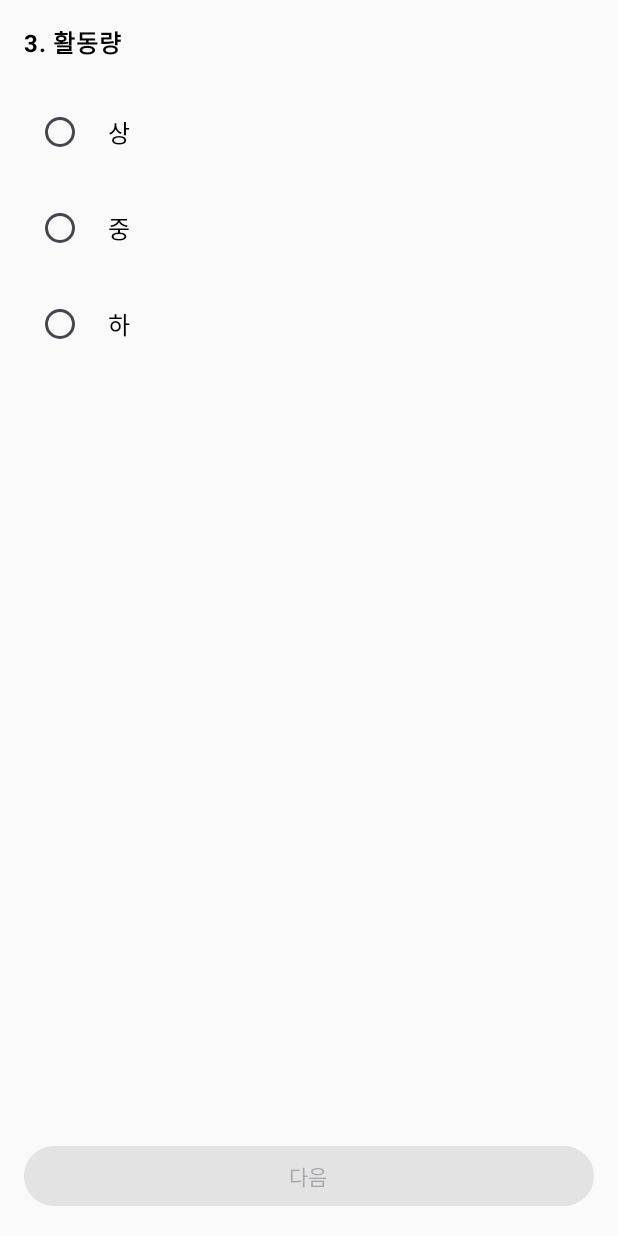
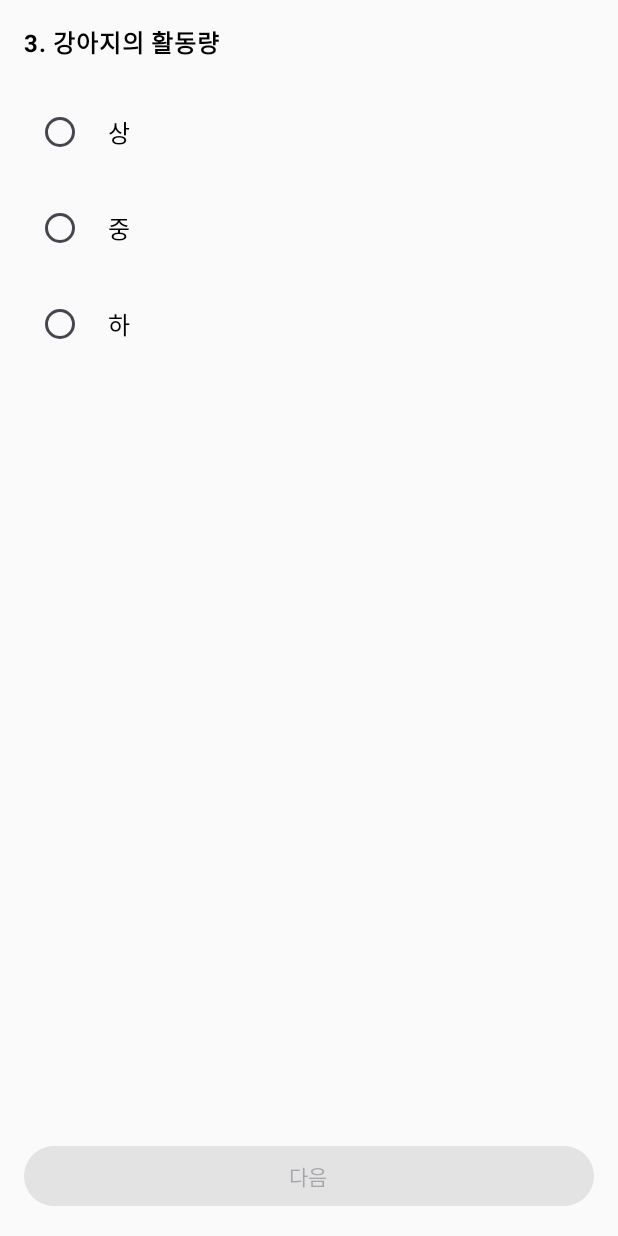
Before and after one commit to dongboki/FindMyPerfectdog, an Android app built with Jetpack Compose: the ActivityScreen screen opened through its navigation route, on a phone screen of 412 x 824 dp. Run offline under Robolectric (Android 15) with nearby library versions, the phone set to English and light mode, and no system bars.

Commit message:
size"초대형", json파일 "초대형" 수정 완료.

```diff
--- a/app/src/main/java/com/sdc/findmyperfectdog/MainActivity.kt
+++ b/app/src/main/java/com/sdc/findmyperfectdog/MainActivity.kt
@@ -7,6 +7,8 @@ import androidx.compose.material3.MaterialTheme
 import androidx.compose.runtime.Composable
 import androidx.compose.runtime.mutableStateOf
 import androidx.compose.runtime.remember
+import androidx.compose.ui.text.font.Font
+import androidx.compose.ui.text.font.FontFamily
 import androidx.navigation.NavHostController
 import androidx.navigation.compose.NavHost
 import androidx.navigation.compose.composable
@@ -29,6 +31,9 @@ class MainActivity : ComponentActivity() {
         }
     }
 }
+val AfacadFontFamily = FontFamily(
+    Font(R.font.afacad_medium) // res/font/afacad.ttf에 있는 폰트를 참조
+)
 
 // SurveyNavHost: 설문조사에 사용되는 상태들을 remember로 생성하고 각 화면으로 전달
 @Composable
--- a/app/src/main/java/com/sdc/findmyperfectdog/ui/theme/HeartIcon.kt
+++ b/app/src/main/java/com/sdc/findmyperfectdog/ui/theme/HeartIcon.kt
@@ -39,7 +39,7 @@ fun ToggleFavoriteIcon() {
             Icon(
                 imageVector = if (isLiked) Icons.Default.Favorite else Icons.Default.FavoriteBorder,
                 contentDescription = "Favorite",
-                modifier = Modifier.size(18.dp),
+                modifier = Modifier.size(22.dp),
                 tint = if (isLiked) Color.Red else Color.White
             )
         }
--- a/app/src/main/java/com/sdc/survey/ActivityScreen.kt
+++ b/app/src/main/java/com/sdc/survey/ActivityScreen.kt
@@ -30,7 +30,7 @@ fun ActivityScreen(selectedActivity: MutableState<String>, navController: NavCon
             .systemBarsPadding()
     ) {
         Text(
-            text = "3. 활동량",
+            text = "3. 강아지의 활동량",
             fontWeight = FontWeight.Bold
         )
         Spacer(modifier = Modifier.height(16.dp))
--- a/app/src/main/java/com/sdc/survey/SizeScreen.kt
+++ b/app/src/main/java/com/sdc/survey/SizeScreen.kt
@@ -22,7 +22,7 @@ import androidx.navigation.NavController
 // 1. 사이즈 선택 화면
 @Composable
 fun SizeScreen(selectedSize: MutableState<String>, navController: NavController) {
-    val sizeOptions = listOf("소형", "중형", "대형")
+    val sizeOptions = listOf("소형", "중형", "대형","초대형")
     Column(
         modifier = Modifier
             .fillMaxSize()
```
Also changed, not shown: app/src/main/java/com/sdc/survey/ResultScreen.kt (+27 -12 lines), app/src/main/res/font/afacad_italic.ttf (deleted), app/src/main/res/font/afacad_medium.ttf (added).
